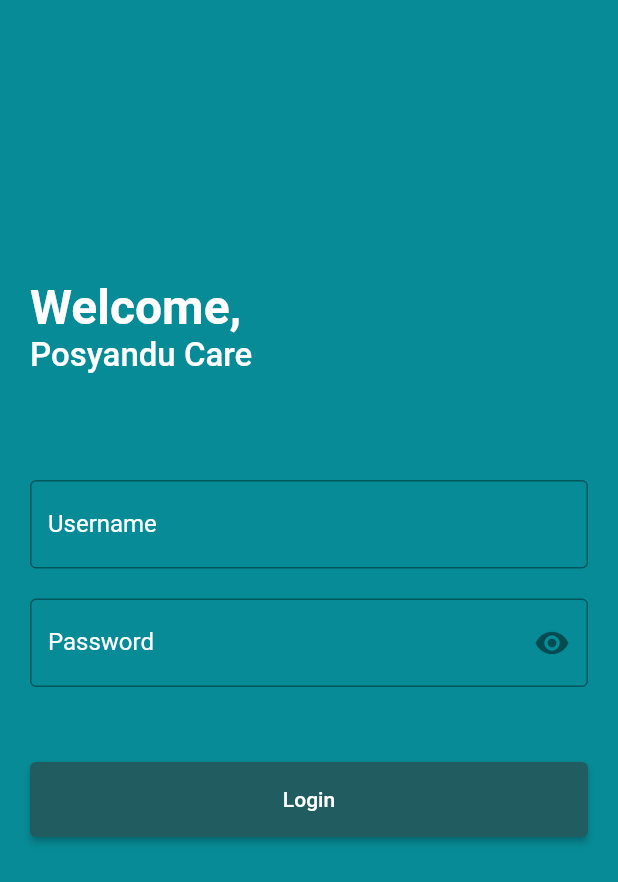
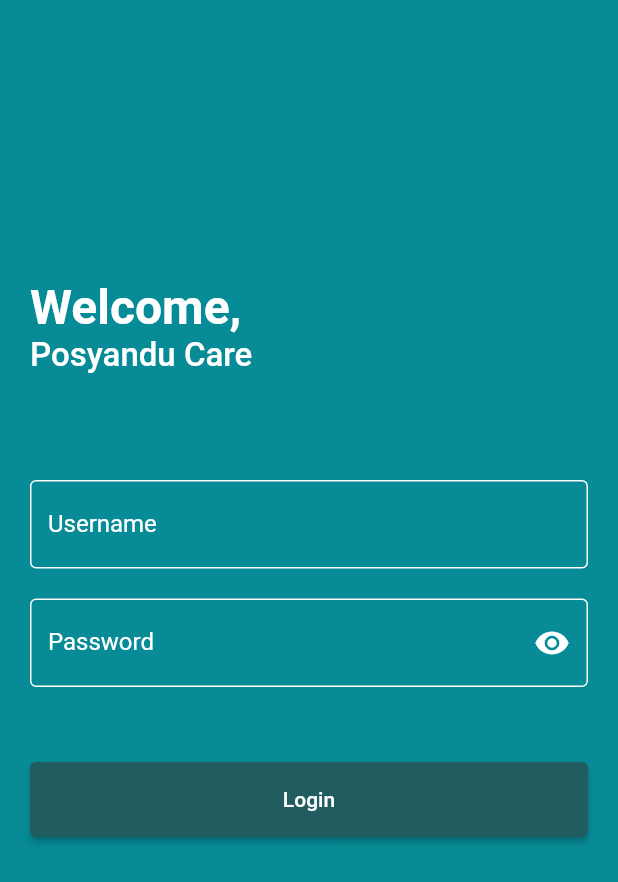
Before and after one commit to Roufmajidin/posyanduCare_mini-project_Rouf-Majidin, a Flutter app: the Login screen opened directly, after a tap on "Login", on a phone screen of 412 x 824 dp. Shown: the top 882 px of the screen. Run offline on Flutter 3.47's test engine with Material 2 defaults, Android fonts, the phone set to English and light mode, and no system bars; our stand-ins replace cloud_firestore, dropdown_textfield, email_validator, firebase_auth, firebase_core, firebase_storage and 5 more; missing offline and left inert: weekly_date_picker; accounts and stored records are empty; network calls fail.

Commit message:
fix login

```diff
--- a/lib/view/login/login_page.dart
+++ b/lib/view/login/login_page.dart
@@ -19,8 +19,8 @@ class Login extends StatefulWidget {
   State<Login> createState() => _LoginState();
 }
 
-final _pCo = TextEditingController();
-final _uCo = TextEditingController();
+final passwordController = TextEditingController();
+final usernameController = TextEditingController();
 final _auth = FirebaseAuth.instance;
 bool isLihat = true;
 bool visible = false;
@@ -70,17 +70,23 @@ class _LoginState extends State<Login> {
                           height: 70,
                         ),
                         TextFormField(
+                          style: const TextStyle(color: Colors.white),
+                          autovalidateMode: AutovalidateMode.onUserInteraction,
                           validator: (value) {
                             if (value == null ||
                                 value.isEmpty ||
                                 !value.contains('@') ||
                                 !value.contains('.')) {
-                              return 'Invalid Email';
+                              return 'Invalid Email (harus ada @)';
                             }
                             return null;
                           },
-                          controller: _uCo,
+                          controller: usernameController,
                           decoration: InputDecoration(
+                              enabledBorder: OutlineInputBorder(
+                                borderSide: BorderSide(color: Colors.white),
+                              ),
+                              fillColor: Colors.white,
                               border: OutlineInputBorder(),
                               labelText: 'Username',
                               labelStyle: TextStyle(color: Colors.white)),
@@ -89,15 +95,23 @@ class _LoginState extends State<Login> {
                           height: 20,
                         ),
                         TextFormField(
+                          style: const TextStyle(color: Colors.white),
                           obscureText: isLihat,
-                          controller: _pCo,
+                          controller: passwordController,
                           decoration: InputDecoration(
+                              enabledBorder: OutlineInputBorder(
+                                borderSide: BorderSide(color: Colors.white),
+                              ),
                               border: OutlineInputBorder(),
                               labelText: 'Password',
+                              suffixStyle: TextStyle(color: Colors.white),
                               suffixIcon: IconButton(
-                                  icon: Icon(isLihat
-                                      ? Icons.visibility
-                                      : Icons.visibility_off),
+                                  icon: Icon(
+                                    isLihat
+                                        ? Icons.visibility
+                                        : Icons.visibility_off,
+                                    color: Colors.white,
+                                  ),
                                   onPressed: () {
                                     setState(() {
                                       isLihat = !isLihat;
@@ -117,7 +131,9 @@ class _LoginState extends State<Login> {
                                     Color.fromARGB(255, 33, 92, 97)),
                             onPressed: () async {
                               loginProvider.signIn(
-                                  context, _uCo.text, _pCo.text);
+                                  context,
+                                  usernameController.text,
+                                  passwordController.text);
                             },
                             child: Text("Login",
                                 style: TextStyle(color: Colors.white)),
```
